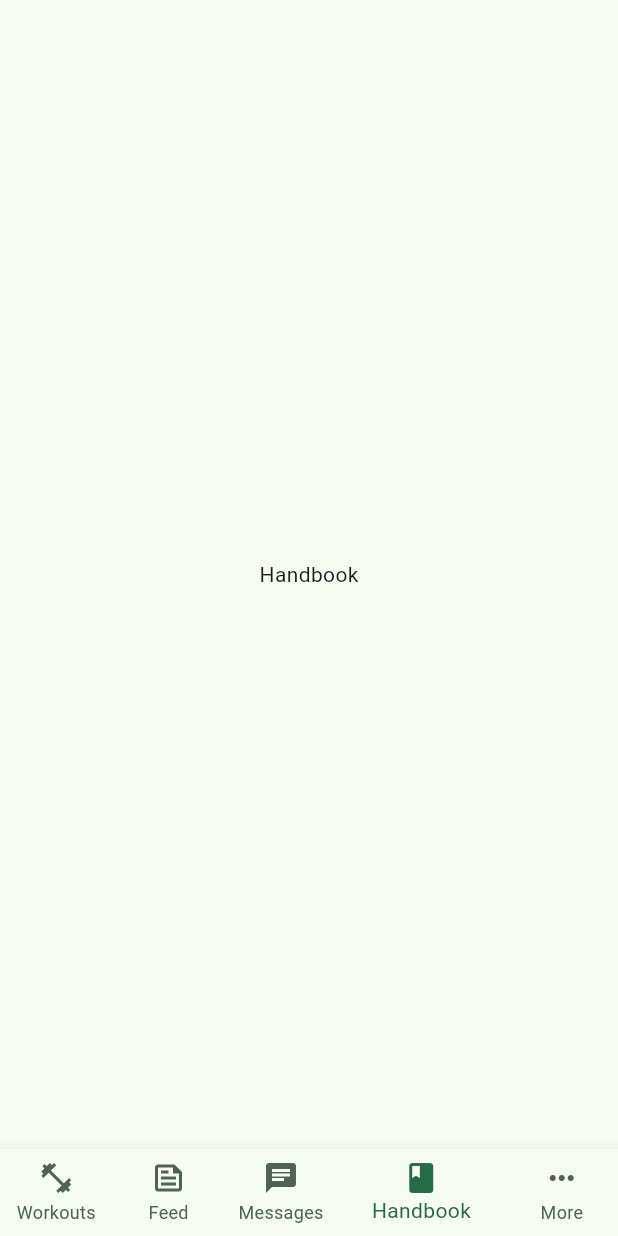
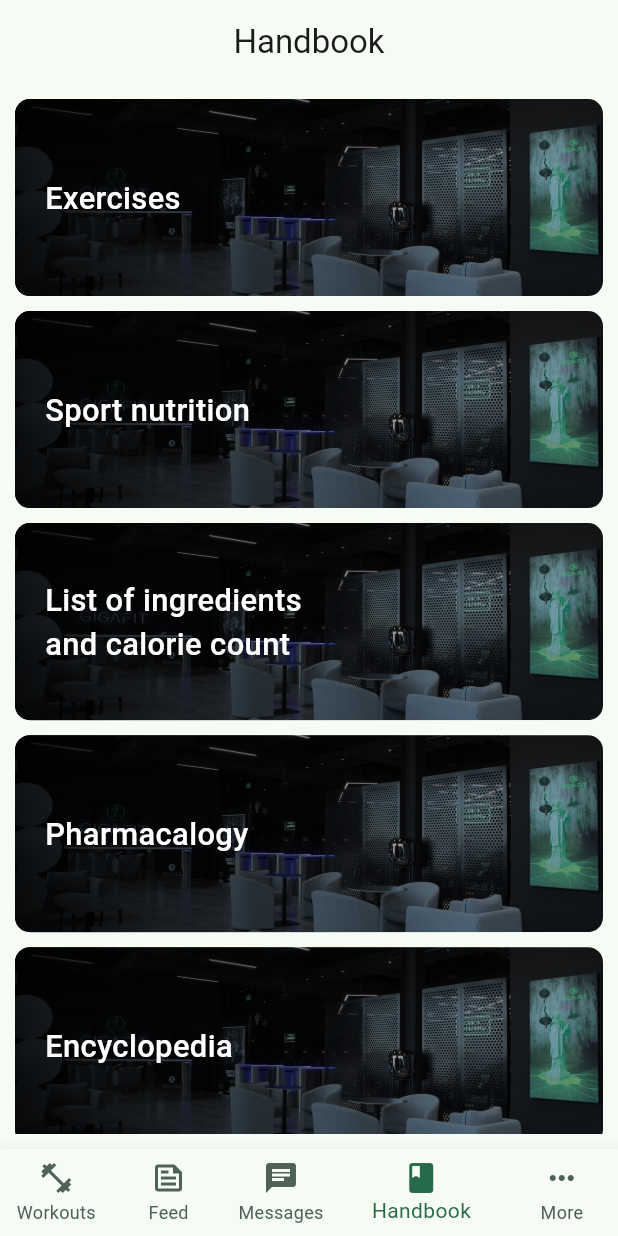
Before and after one commit to zaihcodes/fitness_app_ui, a Flutter app: the screen it shows after launch, item 4 of the bottom bar chosen, on a phone screen of 412 x 824 dp. Run offline on Flutter 3.47's test engine with Material 3 defaults, Android fonts, the light colour scheme and no system bars; our stand-ins replace fl_chart, flutter_screenutil.

Commit message:
add handbook screen

```diff
--- a/lib/core/utils/widgets/choice_card_widget.dart
+++ b/lib/core/utils/widgets/choice_card_widget.dart
@@ -6,11 +6,13 @@ class ChoiceCardWidget extends StatelessWidget {
       {required this.text,
       this.imageUrl = 'assets/images/gender/gender_m.jpg',
       this.func,
+      this.toUperCase = true,
       super.key});
 
   final String text;
   final String imageUrl;
   final VoidCallback? func;
+  final bool toUperCase;
 
   @override
   Widget build(BuildContext context) {
@@ -56,7 +58,7 @@ class ChoiceCardWidget extends StatelessWidget {
               crossAxisAlignment: CrossAxisAlignment.start,
               children: [
                 Text(
-                  text.toUpperCase(),
+                  toUperCase ? text.toUpperCase() : text,
                   style: TextStyle(
                     fontSize: 18.sp,
                     color: Colors.white,
--- /dev/null
+++ b/lib/features/hendbook/handbook_screen.dart
@@ -0,0 +1,42 @@
+import 'package:fitnees_app_ui/core/utils/widgets/choice_card_widget.dart';
+import 'package:flutter/material.dart';
+
+class HandbookScreen extends StatelessWidget {
+  const HandbookScreen({super.key});
+
+  @override
+  Widget build(BuildContext context) {
+    final theme = Theme.of(context);
+    final List<String> _handbookItems = [
+      'Exercises',
+      'Sport nutrition',
+      'List of ingredients and calorie count',
+      'Pharmacalogy',
+      'Encyclopedia',
+    ];
+    return Scaffold(
+      backgroundColor: theme.colorScheme.surface,
+      appBar: AppBar(
+        backgroundColor: theme.colorScheme.surface,
+        title: Text('Handbook'),
+        centerTitle: true,
+        elevation: 0,
+        scrolledUnderElevation: 0,
+      ),
+      body: Padding(
+        padding: EdgeInsets.all(10),
+        child: ListView.separated(
+          itemCount: _handbookItems.length,
+          itemBuilder: (context, index) {
+            return ChoiceCardWidget(
+              text: _handbookItems[index],
+              imageUrl: 'assets/images/gigafit dubai club 2.jpg',
+              toUperCase: false,
+            );
+          },
+          separatorBuilder: (context, index) => SizedBox(height: 10),
+        ),
+      ),
+    );
+  }
+}
--- a/lib/features/workout/widgets/workout_analytics.dart
+++ b/lib/features/workout/widgets/workout_analytics.dart
@@ -53,7 +53,7 @@ class _WorkoutAnalyticsState extends State<WorkoutAnalytics> {
               scrollDirection: Axis.horizontal,
               itemCount: _analyticsFilter.length,
               itemBuilder: (context, index) {
-                return analytics_filter_item(
+                return analyticsFilterItem(
                     index: index,
                     theme: theme,
                     menuItem: _analyticsFilter[index]);
@@ -124,7 +124,7 @@ class _WorkoutAnalyticsState extends State<WorkoutAnalytics> {
         color: color,
         radius: 70,
         titlePositionPercentageOffset: 1.3,
-        titleStyle: TextStyle(
+        titleStyle: const TextStyle(
           fontSize: 16,
           fontWeight: FontWeight.bold,
           color: Colors.black,
@@ -138,7 +138,7 @@ class _WorkoutAnalyticsState extends State<WorkoutAnalytics> {
           ),
           child: Text(
             title!,
-            style: TextStyle(
+            style: const TextStyle(
               fontSize: 14,
               fontWeight: FontWeight.bold,
               color: Colors.black,
@@ -147,7 +147,7 @@ class _WorkoutAnalyticsState extends State<WorkoutAnalytics> {
         ));
   }
 
-  GestureDetector analytics_filter_item({
+  GestureDetector analyticsFilterItem({
     required int index,
     required ThemeData theme,
     required String menuItem,
--- a/lib/main_screen.dart
+++ b/lib/main_screen.dart
@@ -1,6 +1,8 @@
 import 'package:fitnees_app_ui/core/data/difficulty_level_data.dart';
 import 'package:fitnees_app_ui/features/workout/workout_screen.dart';
 import 'package:flutter/material.dart';
+
+import 'features/hendbook/handbook_screen.dart';
 
 class MainScreen extends StatefulWidget {
   const MainScreen({super.key});
@@ -20,9 +22,7 @@ class _MainScreenState extends State<MainScreen> {
     const Center(
       child: Text('Messages'),
     ),
-    const Center(
-      child: Text('Handbook'),
-    ),
+    HandbookScreen(),
     const Center(
       child: Text('More'),
     ),
```
